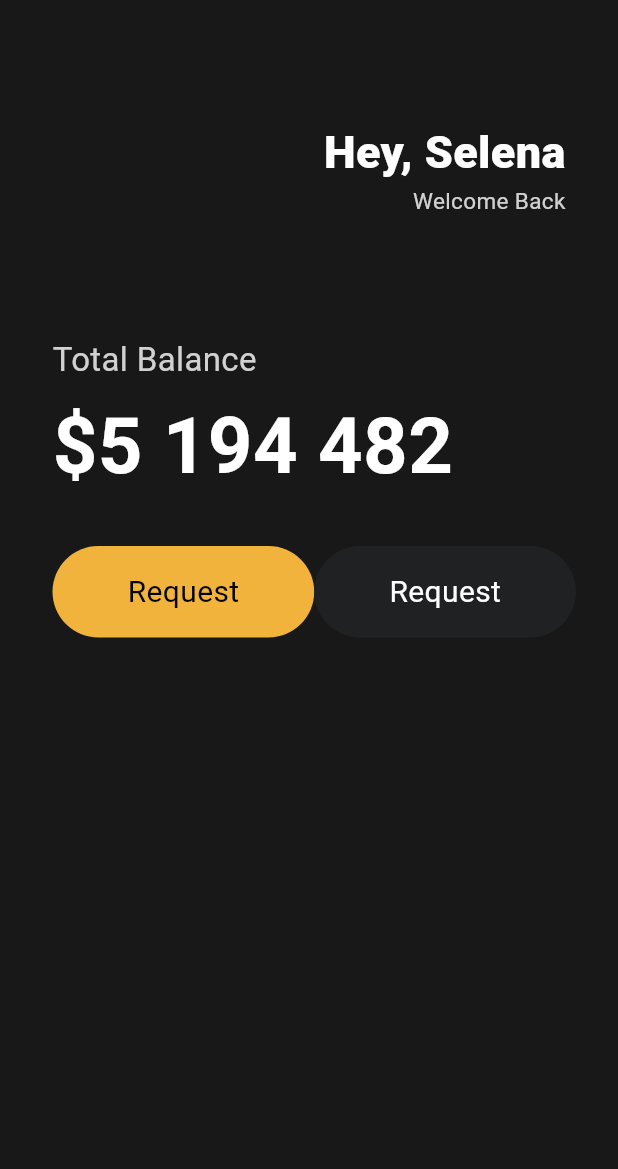
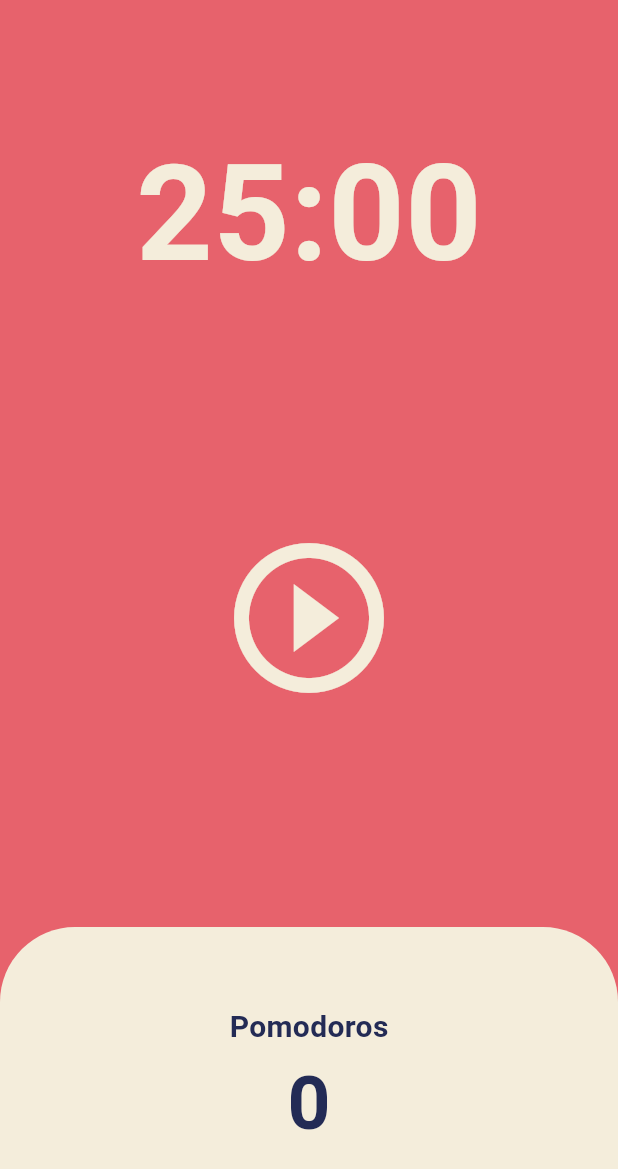
Before and after one commit to jooyongDev/toonflix, a Flutter app: the screen it shows after launch, on a phone screen of 412 x 824 dp. Shown: the top 1169 px of the screen. Run offline on Flutter 3.47's test engine with Material 3 defaults, Android fonts, the phone set to English and light mode, and no system bars.

Commit message:
pomodoro finished

```diff
--- a/lib/main.dart
+++ b/lib/main.dart
@@ -1,90 +1,28 @@
 import 'package:flutter/material.dart';
-import 'package:toonflix/widgets/button.dart';
+import 'package:toonflix/screens/home_screen.dart';
 
 void main() {
-  runApp(MyApp());
+  runApp(const MyApp());
 }
 
 class MyApp extends StatelessWidget {
+  const MyApp({super.key});
+
   @override
   Widget build(BuildContext context) {
     return MaterialApp(
-      home: Scaffold(
-        body: Padding(
-          padding: const EdgeInsets.symmetric(horizontal: 35),
-          child: Column(
-            crossAxisAlignment: CrossAxisAlignment.start,
-            children: [
-              const SizedBox(
-                height: 80,
-              ),
-              Row(
-                mainAxisAlignment: MainAxisAlignment.end,
-                children: [
-                  Column(
-                    crossAxisAlignment: CrossAxisAlignment.end,
-                    children: [
-                      const Text(
-                        'Hey, Selena',
-                        style: TextStyle(
-                          color: Colors.white,
-                          fontSize: 30,
-                          fontWeight: FontWeight.w800,
-                        ),
-                      ),
-                      Text(
-                        'Welcome Back',
-                        style: TextStyle(
-                          color: Colors.white.withOpacity(0.8),
-                          fontSize: 15,
-                        ),
-                      ),
-                    ],
-                  ),
-                ],
-              ),
-              const SizedBox(
-                height: 80,
-              ),
-              Text(
-                'Total Balance',
-                style: TextStyle(
-                  color: Colors.white.withOpacity(0.8),
-                  fontSize: 22,
-                ),
-              ),
-              const SizedBox(
-                height: 5,
-              ),
-              const Text(
-                '\$5 194 482',
-                style: TextStyle(
-                  color: Colors.white,
-                  fontSize: 52,
-                  fontWeight: FontWeight.w600,
-                ),
-              ),
-              const SizedBox(
-                height: 30,
-              ),
-              const Row(
-                mainAxisAlignment: MainAxisAlignment.spaceBetween,
-                children: [
-                  Button(
-                      text: 'Request',
-                      bgColor: Color(0xFFF1B33B),
-                      textColor: Colors.black),
-                  Button(
-                      text: 'Request',
-                      bgColor: Color(0xFF1F2123),
-                      textColor: Colors.white),
-                ],
-              ),
-            ],
+      theme: ThemeData(
+        colorScheme: ColorScheme.fromSwatch(
+          backgroundColor: const Color(0xFFE7626C),
+        ),
+        textTheme: const TextTheme(
+          displayLarge: TextStyle(
+            color: Color(0xFF232B55),
           ),
         ),
-        backgroundColor: const Color(0xFF181818),
+        cardColor: const Color(0xFFF4EDDB),
       ),
+      home: const HomeScreen(),
     );
   }
 }
--- /dev/null
+++ b/lib/screens/home_screen.dart
@@ -0,0 +1,125 @@
+import 'dart:async';
+
+import 'package:flutter/material.dart';
+
+class HomeScreen extends StatefulWidget {
+  const HomeScreen({super.key});
+
+  @override
+  State<HomeScreen> createState() => _HomeScreenState();
+}
+
+class _HomeScreenState extends State<HomeScreen> {
+  int totalSeconds = 1500;
+  int lapse = 0;
+  bool isRunning = false;
+  late Timer timer;
+
+  void onTick(t) {
+    setState(() {
+      if (totalSeconds == 1) {
+        timer.cancel();
+        totalSeconds = 1500;
+        ++lapse;
+        isRunning = false;
+      } else {
+        --totalSeconds;
+      }
+    });
+  }
+
+  void onStartPressed() {
+    setState(() {
+      isRunning = !isRunning;
+    });
+    if (isRunning) {
+      timer = Timer.periodic(const Duration(seconds: 1), onTick);
+    } else {
+      timer.cancel();
+    }
+  }
+
+  String convertTime({required int seconds}) {
+    int minutes = seconds ~/ 60;
+    return '${minutes.toString().padLeft(2, '0')}:${(seconds - minutes * 60).toString().padLeft(2, '0')}';
+  }
+
+  @override
+  Widget build(BuildContext context) {
+    return Scaffold(
+      backgroundColor: Theme.of(context).colorScheme.background,
+      body: Column(
+        children: [
+          Flexible(
+            flex: 1,
+            child: Container(
+              alignment: Alignment.bottomCenter,
+              child: Text(
+                convertTime(seconds: totalSeconds),
+                style: TextStyle(
+                  color: Theme.of(context).cardColor,
+                  fontSize: 89,
+                  fontWeight: FontWeight.w600,
+                ),
+              ),
+            ),
+          ),
+          Flexible(
+            flex: 2,
+            child: Center(
+              child: IconButton(
+                onPressed: onStartPressed,
+                icon: Icon(!isRunning
+                    ? Icons.play_circle_outline
+                    : Icons.pause_circle_outline),
+                iconSize: 120,
+                color: Theme.of(context).cardColor,
+              ),
+            ),
+          ),
+          Flexible(
+            flex: 1,
+            child: Row(
+              children: [
+                Expanded(
+                  child: Container(
+                    decoration: BoxDecoration(
+                      color: Theme.of(context).cardColor,
+                      borderRadius: const BorderRadius.vertical(
+                        top: Radius.circular(50),
+                        bottom: Radius.circular(0),
+                      ),
+                    ),
+                    child: Column(
+                      mainAxisAlignment: MainAxisAlignment.center,
+                      children: [
+                        Text(
+                          'Pomodoros',
+                          style: TextStyle(
+                            fontSize: 20,
+                            fontWeight: FontWeight.w600,
+                            color:
+                                Theme.of(context).textTheme.displayLarge!.color,
+                          ),
+                        ),
+                        Text(
+                          lapse.toString(),
+                          style: TextStyle(
+                            fontSize: 50,
+                            fontWeight: FontWeight.w600,
+                            color:
+                                Theme.of(context).textTheme.displayLarge!.color,
+                          ),
+                        ),
+                      ],
+                    ),
+                  ),
+                ),
+              ],
+            ),
+          ),
+        ],
+      ),
+    );
+  }
+}
```
